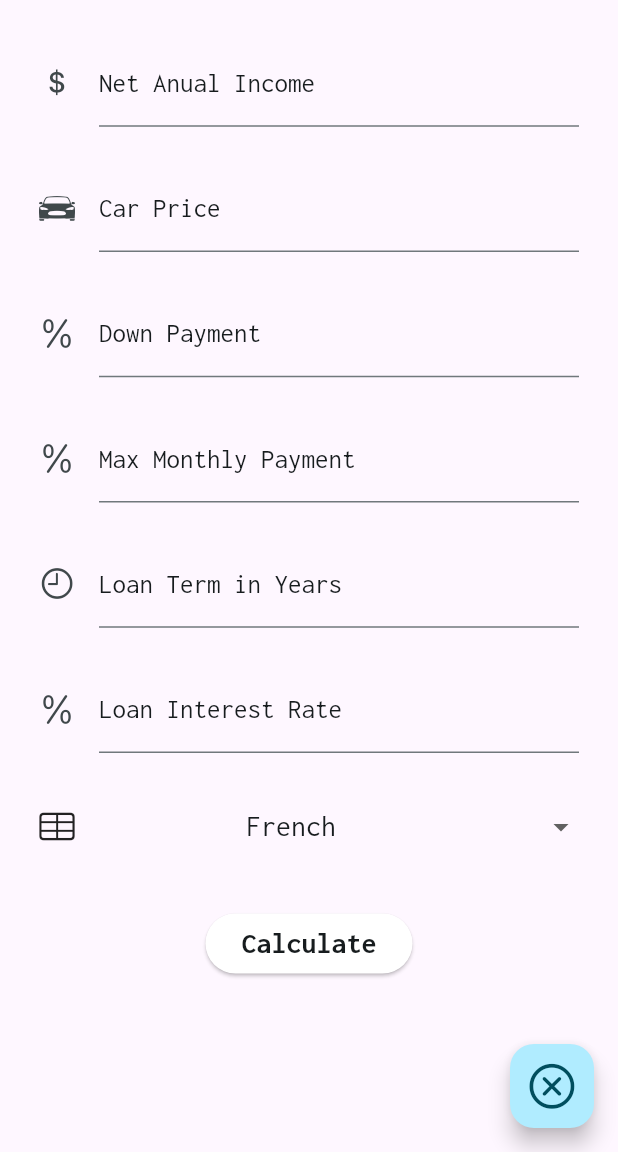
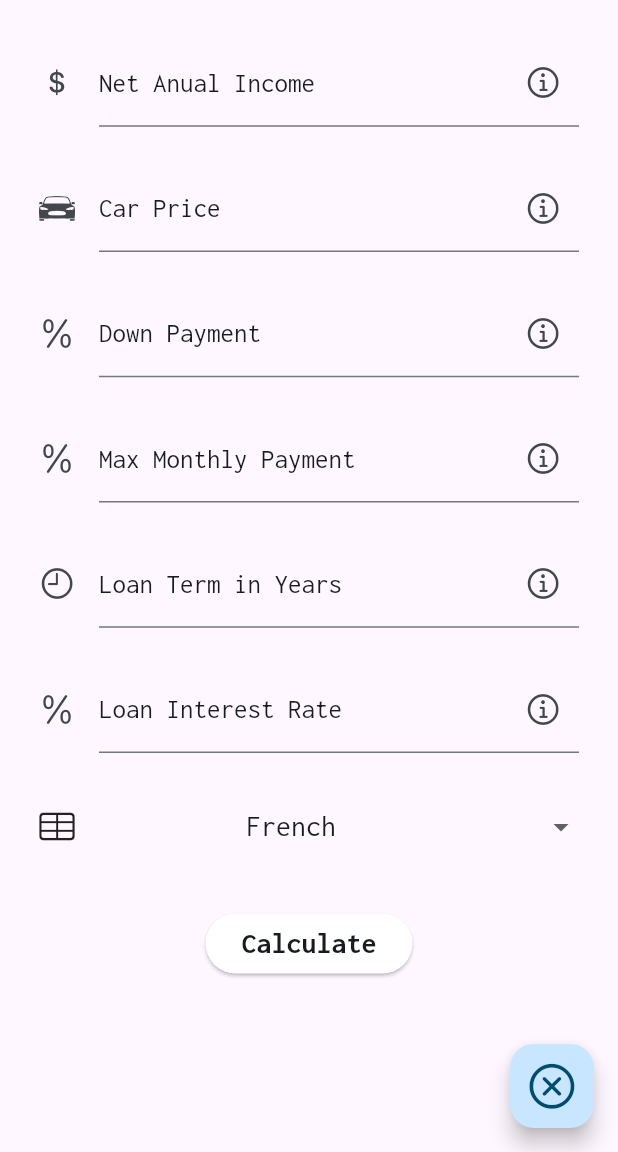
Before and after one commit to bmbravo/buy_car_rule, a Flutter app: the screen it shows after launch, on a phone screen of 412 x 824 dp, the part 84-1236 px from its top. Run offline on Flutter 3.47's test engine with Material 3 defaults, Android fonts, the light colour scheme and no system bars; our stand-ins replace animated_theme_switcher, flutter_riverpod, google_fonts, shared_preferences; missing offline and left inert: pluto_grid; generated files the repository leaves out were written again.

Commit message:
added translations and info dialog

```diff
--- a/lib/main.dart
+++ b/lib/main.dart
@@ -11,11 +11,11 @@ import 'screens/container_screen.dart';
 
 final lightColorScheme = ColorScheme.fromSeed(
   brightness: Brightness.light,
-  seedColor: const Color.fromARGB(255, 68, 197, 229),
+  seedColor: const Color.fromARGB(255, 64, 93, 114),
 );
 
 final darkColorScheme = ColorScheme.fromSeed(
-  seedColor: const Color.fromARGB(255, 14, 12, 91),
+  seedColor: const Color.fromARGB(255, 7, 15, 43),
   brightness: Brightness.dark,
 );
 
--- a/lib/screens/calculator_screen.dart
+++ b/lib/screens/calculator_screen.dart
@@ -7,6 +7,7 @@ import 'package:buy_car_rule/providers/calculator_form_provider.dart';
 import 'package:buy_car_rule/providers/calculator_results_provider.dart';
 import 'package:buy_car_rule/utils/amortization_type.dart';
 import 'package:buy_car_rule/utils/percentage_input_formatter.dart';
+import 'package:buy_car_rule/widgets/calculator_input.dart';
 import 'package:flutter/cupertino.dart';
 import 'package:flutter/material.dart';
 import 'package:flutter/services.dart';
@@ -34,7 +35,7 @@ class _CalculatorScreenState extends ConsumerState<CalculatorScreen> {
 
   String? validateField(String fieldName, double? value) {
     if (value == null || value <= 0) {
-      return 'Please enter a valid $fieldName';
+      return '${AppLocalizations.of(context)!.enterValidText} $fieldName';
     }
     return null;
   }
@@ -44,7 +45,7 @@ class _CalculatorScreenState extends ConsumerState<CalculatorScreen> {
       showCupertinoDialog(
         context: context,
         builder: (ctx) => CupertinoAlertDialog(
-          title: const Text('Invalid Input'),
+          title: Text(AppLocalizations.of(context)!.invalidInput),
           content: Text(errorText),
           actions: [
             TextButton(
@@ -60,7 +61,7 @@ class _CalculatorScreenState extends ConsumerState<CalculatorScreen> {
       showDialog(
         context: context,
         builder: (ctx) => AlertDialog(
-          title: const Text('Invalid Input'),
+          title: Text(AppLocalizations.of(context)!.invalidInput),
           content: Text(errorText),
           actions: [
             TextButton(
@@ -68,6 +69,42 @@ class _CalculatorScreenState extends ConsumerState<CalculatorScreen> {
                 Navigator.pop(ctx);
               },
               child: const Text('Okay'),
+            )
+          ],
+        ),
+      );
+    }
+  }
+
+  void _showDialogInfo(String text) {
+    if (Platform.isIOS) {
+      showCupertinoDialog(
+        context: context,
+        builder: (ctx) => CupertinoAlertDialog(
+          // title: Text(AppLocalizations.of(context)!.infoDialogTitle),
+          content: Text(text),
+          actions: [
+            TextButton(
+              onPressed: () {
+                Navigator.pop(ctx);
+              },
+              child: const Text('Ok'),
+            )
+          ],
+        ),
+      );
+    } else {
+      showDialog(
+        context: context,
+        builder: (ctx) => AlertDialog(
+          title: Text(AppLocalizations.of(context)!.infoDialogTitle),
+          content: Text(text),
+          actions: [
+            TextButton(
+              onPressed: () {
+                Navigator.pop(ctx);
+              },
+              child: const Text('Ok'),
             )
           ],
         ),
@@ -116,37 +153,44 @@ class _CalculatorScreenState extends ConsumerState<CalculatorScreen> {
 
       String? errorText;
 
-      errorText = validateField('Annual Income', anualIncome);
+      errorText = validateField(
+          AppLocalizations.of(context)!.anualIncomeResultsText, anualIncome);
       if (errorText != null) {
         _showDialog(errorText: errorText);
         return;
       }
 
-      errorText = validateField('Car Price', carPrice);
+      errorText = validateField(
+          AppLocalizations.of(context)!.carPriceResultsText, carPrice);
       if (errorText != null) {
         _showDialog(errorText: errorText);
         return;
       }
 
-      errorText = validateField('Down Payment', downPayment);
+      errorText = validateField(
+          AppLocalizations.of(context)!.downPaymentResultsText, downPayment);
       if (errorText != null) {
         _showDialog(errorText: errorText);
         return;
       }
 
-      errorText = validateField('Max Monthly Payment', monthlyPayment);
+      errorText = validateField(
+          AppLocalizations.of(context)!.maxMonthlyPaymentResultsText,
+          monthlyPayment);
       if (errorText != null) {
         _showDialog(errorText: errorText);
         return;
       }
 
       if (loanTerm == null || loanTerm <= 0) {
-        errorText = 'Please enter a valid Loan Term';
+        errorText =
+            '${AppLocalizations.of(context)!.enterValidText} ${AppLocalizations.of(context)!.loanTermTextField}';
         _showDialog(errorText: errorText);
         return;
       }
 
-      errorText = validateField('Loan Interest Rate', interestRate);
+      errorText = validateField(
+          AppLocalizations.of(context)!.interestRateTextField, interestRate);
       if (errorText != null) {
         _showDialog(errorText: errorText);
         return;
@@ -209,59 +253,51 @@ class _CalculatorScreenState extends ConsumerState<CalculatorScreen> {
           padding: const EdgeInsets.all(26),
           child: Column(
             children: [
-              TextField(
-                controller: _anualIncomeController,
+              CalculatorInput(
+                textController: _anualIncomeController,
                 onChanged: (value) {
+                  if (value.isEmpty) return;
                   calculatorFormNotifier.setAnualIncome(value);
                 },
-                maxLength: 25,
-                style: Theme.of(context).textTheme.titleLarge!.copyWith(
-                    color: Theme.of(context).colorScheme.onSurface,
-                    fontSize: 20),
+                labelText: AppLocalizations.of(context)!.anualIncomeTextField,
+                icon: const Icon(CupertinoIcons.money_dollar),
                 keyboardType:
                     const TextInputType.numberWithOptions(decimal: false),
-                decoration: InputDecoration(
-                  counterText: '',
-                  icon: const Icon(CupertinoIcons.money_dollar),
-                  labelText: AppLocalizations.of(context)!.anualIncomeTextField,
-                  labelStyle: Theme.of(context).textTheme.titleLarge!.copyWith(
-                        color: Theme.of(context).colorScheme.onSurface,
-                        fontSize: 18,
+                maxLength: 25,
+                suffixIcon: IconButton(
+                  onPressed: () {
+                    _showDialogInfo(
+                        AppLocalizations.of(context)!.anualIncomeInfo);
+                  },
+                  icon: const Icon(
+                    CupertinoIcons.info,
                   ),
-                  floatingLabelBehavior: FloatingLabelBehavior.auto,
-                  contentPadding: const EdgeInsets.only(
-                      top: 16.0), // Ajusta el valor según sea necesario
                 ),
               ),
               const SizedBox(height: 25),
-              TextField(
-                controller: _carPriceController,
+              CalculatorInput(
+                textController: _carPriceController,
                 onChanged: (value) {
                   if (value.isEmpty) return;
                   calculatorFormNotifier.setCarPrice(value);
                 },
-                maxLength: 25,
-                style: Theme.of(context).textTheme.titleLarge!.copyWith(
-                    color: Theme.of(context).colorScheme.onSurface,
-                    fontSize: 20),
+                labelText: AppLocalizations.of(context)!.carPriceTextField,
+                icon: const Icon(CupertinoIcons.car_detailed),
                 keyboardType:
                     const TextInputType.numberWithOptions(decimal: false),
-                decoration: InputDecoration(
-                  counterText: '',
-                  icon: const Icon(CupertinoIcons.car_detailed),
-                  labelText: AppLocalizations.of(context)!.carPriceTextField,
-                  labelStyle: Theme.of(context).textTheme.titleLarge!.copyWith(
-                        color: Theme.of(context).colorScheme.onSurface,
-                        fontSize: 18,
+                maxLength: 25,
+                suffixIcon: IconButton(
+                  onPressed: () {
+                    _showDialogInfo(AppLocalizations.of(context)!.carPriceInfo);
+                  },
+                  icon: const Icon(
+                    CupertinoIcons.info,
                   ),
-                  floatingLabelBehavior: FloatingLabelBehavior.auto,
-                  contentPadding: const EdgeInsets.only(
-                      top: 16.0), // Ajusta el valor según sea necesario
                 ),
               ),
               const SizedBox(height: 25),
-              TextField(
-                controller: _dowPaymentController,
+              CalculatorInput(
+                textController: _dowPaymentController,
                 onChanged: (value) {
                   if (value.isEmpty) return;
                   String sanitizedValue = value.replaceAll(',', '.');
@@ -274,9 +310,8 @@ class _CalculatorScreenState extends ConsumerState<CalculatorScreen> {
                   );
                   calculatorFormNotifier.setDownPayment(sanitizedValue);
                 },
-                style: Theme.of(context).textTheme.titleLarge!.copyWith(
-                    color: Theme.of(context).colorScheme.onSurface,
-                    fontSize: 20),
+                labelText: AppLocalizations.of(context)!.downPaymentTextField,
+                icon: const Icon(CupertinoIcons.percent),
                 keyboardType:
                     const TextInputType.numberWithOptions(decimal: true),
                 inputFormatters: [
@@ -284,21 +319,19 @@ class _CalculatorScreenState extends ConsumerState<CalculatorScreen> {
                       RegExp(r'^\d*\.?\,?\d{0,2}')),
                   PercentageInputFormatter(),
                 ],
-                decoration: InputDecoration(
-                  icon: const Icon(CupertinoIcons.percent),
-                  labelText: AppLocalizations.of(context)!.downPaymentTextField,
-                  labelStyle: Theme.of(context).textTheme.titleLarge!.copyWith(
-                        color: Theme.of(context).colorScheme.onSurface,
-                        fontSize: 18,
+                suffixIcon: IconButton(
+                  onPressed: () {
+                    _showDialogInfo(
+                        AppLocalizations.of(context)!.downPaymentInfo);
+                  },
+                  icon: const Icon(
+                    CupertinoIcons.info,
                   ),
-                  floatingLabelBehavior: FloatingLabelBehavior.auto,
-                  contentPadding: const EdgeInsets.only(
-                      top: 16.0), // Ajusta el valor según sea necesario
                 ),
               ),
               const SizedBox(height: 25),
-              TextField(
-                controller: _monthlyPaymentController,
+              CalculatorInput(
+                textController: _monthlyPaymentController,
                 onChanged: (value) {
                   if (value.isEmpty) return;
                   String sanitizedValue = value.replaceAll(',', '.');
@@ -311,9 +344,9 @@ class _CalculatorScreenState extends ConsumerState<CalculatorScreen> {
                   );
                   calculatorFormNotifier.setMaxMonthlyPayment(sanitizedValue);
                 },
-                style: Theme.of(context).textTheme.titleLarge!.copyWith(
-                    color: Theme.of(context).colorScheme.onSurface,
-                    fontSize: 20),
+                labelText:
+                    AppLocalizations.of(context)!.monthlyPaymentTextField,
+                icon: const Icon(CupertinoIcons.percent),
                 keyboardType:
                     const TextInputType.numberWithOptions(decimal: true),
                 inputFormatters: [
@@ -321,47 +354,39 @@ class _CalculatorScreenState extends ConsumerState<CalculatorScreen> {
                       RegExp(r'^\d*\.?\,?\d{0,2}')),
                   PercentageInputFormatter(),
                 ],
-                decoration: InputDecoration(
-                  icon: const Icon(CupertinoIcons.percent),
-                  labelText:
-                      AppLocalizations.of(context)!.monthlyPaymentTextField,
-                  labelStyle: Theme.of(context).textTheme.titleLarge!.copyWith(
-                        color: Theme.of(context).colorScheme.onSurface,
-                        fontSize: 18,
+                suffixIcon: IconButton(
+                  onPressed: () {
+                    _showDialogInfo(
+                        AppLocalizations.of(context)!.maxMonthlyPaymentInfo);
+                  },
+                  icon: const Icon(
+                    CupertinoIcons.info,
                   ),
-                  floatingLabelBehavior: FloatingLabelBehavior.auto,
-                  contentPadding: const EdgeInsets.only(
-                      top: 16.0), // Ajusta el valor según sea necesario
                 ),
               ),
               const SizedBox(height: 25),
-              TextField(
-                controller: _loanTermController,
+              CalculatorInput(
+                textController: _loanTermController,
                 onChanged: (value) {
                   if (value.isEmpty) return;
                   calculatorFormNotifier.setLoanTerm(value);
                 },
+                labelText: AppLocalizations.of(context)!.loanTermTextField,
+                icon: const Icon(CupertinoIcons.time),
+                keyboardType: TextInputType.number,
                 maxLength: 2,
-                style: Theme.of(context).textTheme.titleLarge!.copyWith(
-                    color: Theme.of(context).colorScheme.onSurface,
-                    fontSize: 20),
-                keyboardType: TextInputType.number,
-                decoration: InputDecoration(
-                  counterText: '',
-                  icon: const Icon(CupertinoIcons.time),
-                  labelText: AppLocalizations.of(context)!.loanTermTextField,
-                  labelStyle: Theme.of(context).textTheme.titleLarge!.copyWith(
-                        color: Theme.of(context).colorScheme.onSurface,
-                        fontSize: 18,
+                suffixIcon: IconButton(
+                  onPressed: () {
+                    _showDialogInfo(AppLocalizations.of(context)!.loanTermInfo);
+                  },
+                  icon: const Icon(
+                    CupertinoIcons.info,
                   ),
-                  floatingLabelBehavior: FloatingLabelBehavior.auto,
-                  contentPadding: const EdgeInsets.only(
-                      top: 16.0), // Ajusta el valor según sea necesario
                 ),
               ),
               const SizedBox(height: 25),
-              TextField(
-                controller: _interestRateController,
+              CalculatorInput(
+                textController: _interestRateController,
                 onChanged: (value) {
                   if (value.isEmpty) return;
                   String sanitizedValue = value.replaceAll(',', '.');
@@ -374,9 +399,8 @@ class _CalculatorScreenState extends ConsumerState<CalculatorScreen> {
                   );
                   calculatorFormNotifier.setLoanInterestRate(sanitizedValue);
                 },
-                style: Theme.of(context).textTheme.titleLarge!.copyWith(
-                    color: Theme.of(context).colorScheme.onSurface,
-                    fontSize: 20),
+                labelText: AppLocalizations.of(context)!.interestRateTextField,
+                icon: const Icon(CupertinoIcons.percent),
                 keyboardType:
                     const TextInputType.numberWithOptions(decimal: true),
                 inputFormatters: [
@@ -384,17 +408,14 @@ class _CalculatorScreenState extends ConsumerState<CalculatorScreen> {
                       RegExp(r'^\d*\.?\,?\d{0,2}')),
                   PercentageInputFormatter(),
                 ],
-                decoration: InputDecoration(
-                  icon: const Icon(CupertinoIcons.percent),
-                  labelText:
-                      AppLocalizations.of(context)!.interestRateTextField,
-                  labelStyle: Theme.of(context).textTheme.titleLarge!.copyWith(
-                        color: Theme.of(context).colorScheme.onSurface,
-                        fontSize: 18,
+                suffixIcon: IconButton(
+                  onPressed: () {
+                    _showDialogInfo(
+                        AppLocalizations.of(context)!.interestRateInfo);
+                  },
+                  icon: const Icon(
+                    CupertinoIcons.info,
                   ),
-                  floatingLabelBehavior: FloatingLabelBehavior.auto,
-                  contentPadding: const EdgeInsets.only(
-                      top: 16.0), // Ajusta el valor según sea necesario
                 ),
               ),
               const SizedBox(height: 25),
--- /dev/null
+++ b/lib/widgets/calculator_input.dart
@@ -0,0 +1,52 @@
+import 'package:flutter/cupertino.dart';
+import 'package:flutter/material.dart';
+import 'package:flutter/services.dart';
+
+class CalculatorInput extends StatelessWidget {
+  const CalculatorInput({
+    super.key,
+    required this.textController,
+    required this.onChanged,
+    required this.labelText,
+    this.inputFormatters,
+    required this.icon,
+    required this.keyboardType,
+    this.maxLength,
+    this.suffixIcon,
+  });
+
+  final String labelText;
+  final TextEditingController textController;
+  final List<TextInputFormatter>? inputFormatters;
+  final void Function(String) onChanged;
+  final Widget icon;
+  final TextInputType keyboardType;
+  final int? maxLength;
+  final Widget? suffixIcon;
+
+  @override
+  Widget build(BuildContext context) {
+    return TextField(
+      controller: textController,
+      onChanged: onChanged,
+      maxLength: maxLength,
+      style: Theme.of(context).textTheme.titleLarge!.copyWith(
+          color: Theme.of(context).colorScheme.onSurface, fontSize: 20),
+      keyboardType: keyboardType,
+      inputFormatters: inputFormatters,
+      decoration: InputDecoration(
+        suffixIcon: suffixIcon,
+        counterText: '',
+        icon: icon,
+        labelText: labelText,
+        labelStyle: Theme.of(context).textTheme.titleLarge!.copyWith(
+              color: Theme.of(context).colorScheme.onSurface,
+              fontSize: 18,
+            ),
+        floatingLabelBehavior: FloatingLabelBehavior.auto,
+        contentPadding: const EdgeInsets.only(
+            top: 16.0), // Ajusta el valor según sea necesario
+      ),
+    );
+  }
+}
```
Also changed, not shown: lib/l10n/app_en.arb (+13 -3 lines), lib/l10n/app_es.arb (+13 -3 lines), lib/screens/settings_screen.dart (+13 -0 lines). Lines whose indentation alone changed are shown as unchanged.
